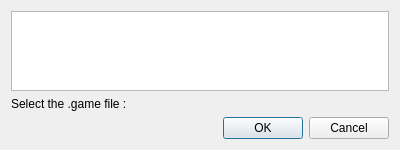
The window that resource/ui/game_loader.ui (Baxterminator/ECN_Baxter) describes before a commit, drawn with Qt 5.
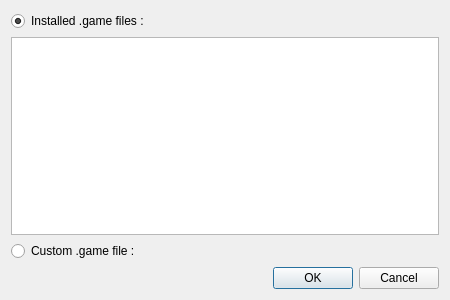
The same window after the commit.

Commit message: Fixing Dialog segmentation fault on recursive calling

Diff of the .ui file:
```diff
--- a/resource/ui/game_loader.ui
+++ b/resource/ui/game_loader.ui
@@ -6,8 +6,8 @@
    <rect>
     <x>0</x>
     <y>0</y>
-    <width>400</width>
-    <height>150</height>
+    <width>450</width>
+    <height>300</height>
    </rect>
   </property>
   <property name="sizePolicy">
@@ -23,13 +23,23 @@
    <locale language="French" country="France"/>
   </property>
   <layout class="QVBoxLayout" name="verticalLayout">
+   <item>
+    <widget class="QRadioButton" name="install_game">
+     <property name="text">
+      <string>Installed .game files :</string>
+     </property>
+     <property name="checked">
+      <bool>true</bool>
+     </property>
+    </widget>
+   </item>
    <item>
     <widget class="QListView" name="list_files"/>
    </item>
    <item>
-    <widget class="QLabel" name="label">
+    <widget class="QRadioButton" name="custom_game">
      <property name="text">
-      <string>Select the .game file :</string>
+      <string>Custom .game file :</string>
      </property>
     </widget>
    </item>
```
Left out of the diff: 38 changed lines with no effect on the pictures. The commit also changes 4 other files.
